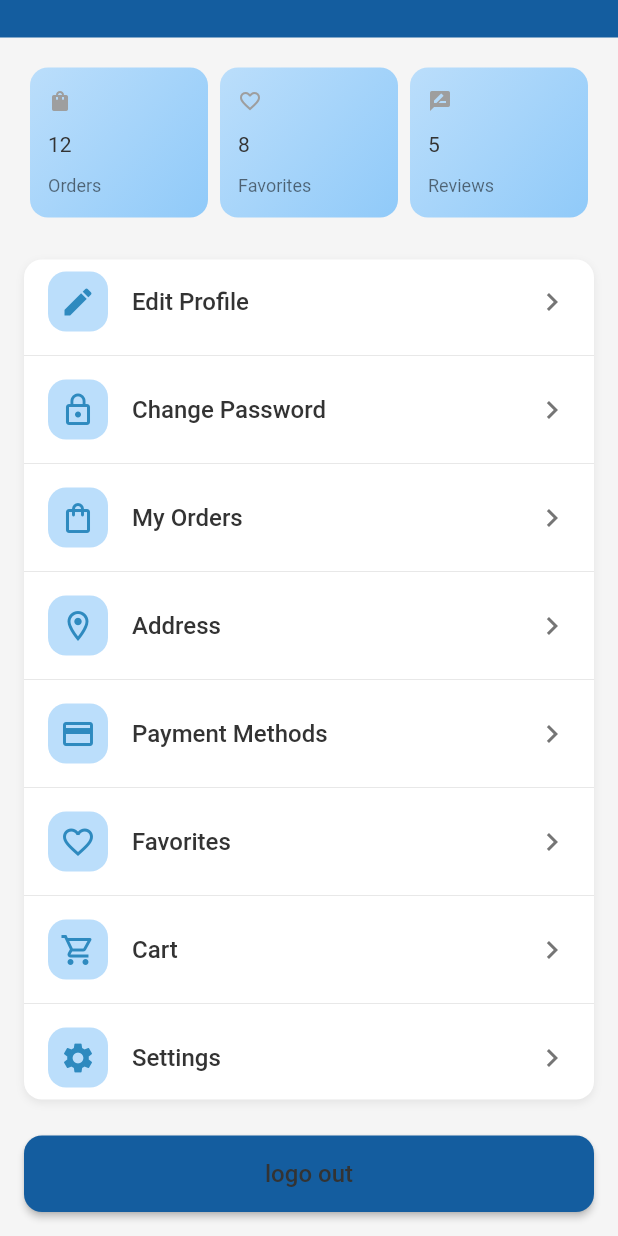
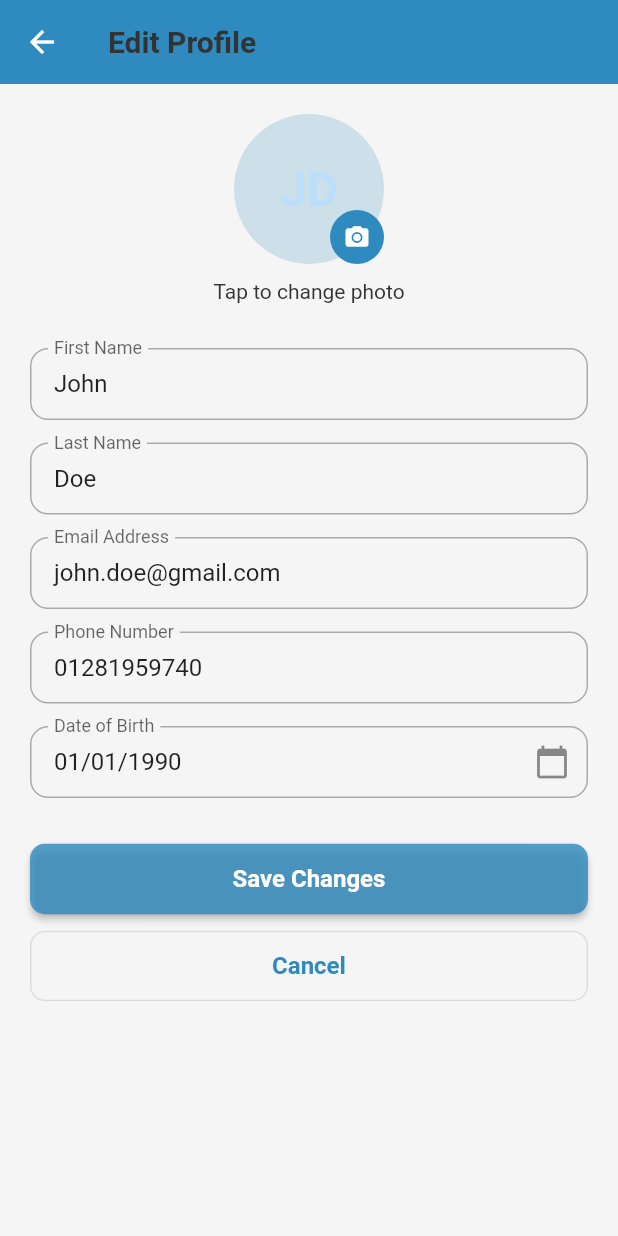
Before and after one commit to stevenayad/Smart-Care, a Flutter app: the ProfileScreen screen opened directly, scrolled down 181 dp, after a tap on "Edit Profile", on a phone screen of 412 x 824 dp. Run offline on Flutter 3.47's test engine with Material 3 defaults, Android fonts, the phone set to English and light mode, and no system bars; our stand-ins replace device_preview, dotted_border; network calls fail.

Commit message:
make edit profile ui sceen

```diff
--- /dev/null
+++ b/lib/features/profile/presentation/views/edit_profile_screen.dart
@@ -0,0 +1,88 @@
+import 'package:flutter/material.dart';
+import 'package:smartcare/features/profile/presentation/views/widget/edit%20profile%20widgets/edit_profile_action_buttons.dart';
+import 'package:smartcare/features/profile/presentation/views/widget/edit%20profile%20widgets/edit_profile_image_picker.dart';
+import 'package:smartcare/features/profile/presentation/views/widget/edit%20profile%20widgets/profile_form_fields.dart';
+
+class EditProfileScreen extends StatefulWidget {
+  const EditProfileScreen({super.key});
+
+  @override
+  State<EditProfileScreen> createState() => _EditProfileScreenState();
+}
+
+class _EditProfileScreenState extends State<EditProfileScreen> {
+  final _formKey = GlobalKey<FormState>();
+
+  final _firstNameController = TextEditingController(text: 'John');
+  final _lastNameController = TextEditingController(text: 'Doe');
+  final _emailController = TextEditingController(text: 'john.doe@gmail.com');
+  final _phoneController = TextEditingController(text: '01281959740');
+  final _dobController = TextEditingController(text: '01/01/1990');
+
+  @override
+  void dispose() {
+    _firstNameController.dispose();
+    _lastNameController.dispose();
+    _emailController.dispose();
+    _phoneController.dispose();
+    _dobController.dispose();
+    super.dispose();
+  }
+
+  void _onSave() {
+    if (_formKey.currentState!.validate()) {
+      ScaffoldMessenger.of(context).showSnackBar(
+        const SnackBar(
+          content: Text('Profile saved successfully!'),
+          backgroundColor: Colors.green,
+          behavior: SnackBarBehavior.floating,
+        ),
+      );
+    } else {
+      ScaffoldMessenger.of(context).showSnackBar(
+        const SnackBar(
+          content: Text('Please fix the errors before saving.'),
+          backgroundColor: Colors.redAccent,
+          behavior: SnackBarBehavior.floating,
+        ),
+      );
+    }
+  }
+
+  void _onCancel() => Navigator.pop(context);
+
+  @override
+  Widget build(BuildContext context) {
+    final colorScheme = Theme.of(context).colorScheme;
+
+    return Scaffold(
+      appBar: AppBar(
+        title: const Text('Edit Profile'),
+        backgroundColor: colorScheme.primary,
+        foregroundColor: Colors.white,
+        elevation: 0,
+      ),
+      body: SingleChildScrollView(
+        padding: const EdgeInsets.all(20),
+        child: Form(
+          key: _formKey,
+          child: Column(
+            children: [
+              const EditProfileImagePicker(),
+              const SizedBox(height: 30),
+              ProfileFormFields(
+                firstNameController: _firstNameController,
+                lastNameController: _lastNameController,
+                emailController: _emailController,
+                phoneController: _phoneController,
+                dobController: _dobController,
+              ),
+              const SizedBox(height: 30),
+              EditProfileActionButtons(onSave: _onSave, onCancel: _onCancel),
+            ],
+          ),
+        ),
+      ),
+    );
+  }
+}
--- /dev/null
+++ b/lib/features/profile/presentation/views/widget/edit profile widgets/edit_profile_action_buttons.dart
@@ -0,0 +1,56 @@
+import 'package:flutter/material.dart';
+
+class EditProfileActionButtons extends StatelessWidget {
+  final VoidCallback onSave;
+  final VoidCallback onCancel;
+
+  const EditProfileActionButtons({
+    super.key,
+    required this.onSave,
+    required this.onCancel,
+  });
+
+  @override
+  Widget build(BuildContext context) {
+    final colorScheme = Theme.of(context).colorScheme;
+
+    return Column(
+      children: [
+        SizedBox(
+          width: double.infinity,
+          child: ElevatedButton(
+            onPressed: onSave,
+            style: ElevatedButton.styleFrom(
+              backgroundColor: colorScheme.primary.withOpacity(0.8),
+              padding: const EdgeInsets.symmetric(vertical: 14),
+              shape: RoundedRectangleBorder(
+                borderRadius: BorderRadius.circular(10),
+              ),
+            ),
+            child: const Text(
+              'Save Changes',
+              style: TextStyle(fontSize: 16, fontWeight: FontWeight.w600),
+            ),
+          ),
+        ),
+        const SizedBox(height: 10),
+        SizedBox(
+          width: double.infinity,
+          child: OutlinedButton(
+            onPressed: onCancel,
+            style: OutlinedButton.styleFrom(
+              padding: const EdgeInsets.symmetric(vertical: 14),
+              shape: RoundedRectangleBorder(
+                borderRadius: BorderRadius.circular(10),
+              ),
+            ),
+            child: const Text(
+              'Cancel',
+              style: TextStyle(fontSize: 16, fontWeight: FontWeight.w600),
+            ),
+          ),
+        ),
+      ],
+    );
+  }
+}
--- /dev/null
+++ b/lib/features/profile/presentation/views/widget/edit profile widgets/edit_profile_image_picker.dart
@@ -0,0 +1,47 @@
+import 'package:flutter/material.dart';
+
+class EditProfileImagePicker extends StatelessWidget {
+  const EditProfileImagePicker({super.key});
+
+  @override
+  Widget build(BuildContext context) {
+    final colorScheme = Theme.of(context).colorScheme;
+
+    return Column(
+      children: [
+        Stack(
+          children: [
+            CircleAvatar(
+              radius: 50,
+              backgroundColor: colorScheme.primary.withOpacity(0.2),
+              child: const Text(
+                'JD',
+                style: TextStyle(fontSize: 32, fontWeight: FontWeight.bold),
+              ),
+            ),
+            Positioned(
+              bottom: 0,
+              right: 0,
+              child: CircleAvatar(
+                backgroundColor: colorScheme.primary,
+                radius: 18,
+                child: Icon(
+                  Icons.camera_alt,
+                  color: colorScheme.surface,
+                  size: 18,
+                ),
+              ),
+            ),
+          ],
+        ),
+        const SizedBox(height: 10),
+        Text(
+          'Tap to change photo',
+          style: Theme.of(
+            context,
+          ).textTheme.bodyMedium?.copyWith(color: colorScheme.onSurface),
+        ),
+      ],
+    );
+  }
+}
--- /dev/null
+++ b/lib/features/profile/presentation/views/widget/edit profile widgets/edit_profile_text_field.dart
@@ -0,0 +1,52 @@
+import 'package:flutter/material.dart';
+
+class EditProfileTextField extends StatelessWidget {
+  final String label;
+  final TextEditingController controller;
+  final TextInputType? keyboardType;
+  final bool readOnly;
+  final Widget? suffixIcon;
+  final VoidCallback? onTap;
+  final String? Function(String?)? validator;
+
+  const EditProfileTextField({
+    super.key,
+    required this.label,
+    required this.controller,
+    this.keyboardType,
+    this.readOnly = false,
+    this.suffixIcon,
+    this.onTap,
+    this.validator,
+  });
+
+  @override
+  Widget build(BuildContext context) {
+    final colorScheme = Theme.of(context).colorScheme;
+
+    return TextFormField(
+      controller: controller,
+      keyboardType: keyboardType,
+      readOnly: readOnly,
+      onTap: onTap,
+      validator: validator,
+      decoration: InputDecoration(
+        labelText: label,
+        suffixIcon: suffixIcon,
+        border: OutlineInputBorder(borderRadius: BorderRadius.circular(12)),
+        focusedBorder: OutlineInputBorder(
+          borderSide: BorderSide(color: colorScheme.primary, width: 2),
+          borderRadius: BorderRadius.circular(12),
+        ),
+        errorBorder: OutlineInputBorder(
+          borderSide: BorderSide(color: Colors.redAccent, width: 1.5),
+          borderRadius: BorderRadius.circular(12),
+        ),
+        contentPadding: const EdgeInsets.symmetric(
+          horizontal: 16,
+          vertical: 14,
+        ),
+      ),
+    );
+  }
+}
--- /dev/null
+++ b/lib/features/profile/presentation/views/widget/edit profile widgets/profile_form_fields.dart
@@ -0,0 +1,87 @@
+import 'package:flutter/material.dart';
+import 'package:smartcare/features/profile/presentation/views/widget/edit%20profile%20widgets/edit_profile_text_field.dart';
+
+class ProfileFormFields extends StatelessWidget {
+  final TextEditingController firstNameController;
+  final TextEditingController lastNameController;
+  final TextEditingController emailController;
+  final TextEditingController phoneController;
+  final TextEditingController dobController;
+
+  const ProfileFormFields({
+    super.key,
+    required this.firstNameController,
+    required this.lastNameController,
+    required this.emailController,
+    required this.phoneController,
+    required this.dobController,
+  });
+
+  @override
+  Widget build(BuildContext context) {
+    return Column(
+      children: [
+        EditProfileTextField(
+          label: 'First Name',
+          controller: firstNameController,
+          validator: (value) =>
+              value == null || value.isEmpty ? 'First name required' : null,
+        ),
+        const SizedBox(height: 15),
+        EditProfileTextField(
+          label: 'Last Name',
+          controller: lastNameController,
+          validator: (value) =>
+              value == null || value.isEmpty ? 'Last name required' : null,
+        ),
+        const SizedBox(height: 15),
+        EditProfileTextField(
+          label: 'Email Address',
+          controller: emailController,
+          keyboardType: TextInputType.emailAddress,
+          validator: (value) {
+            if (value == null || value.isEmpty) return 'Email required';
+            final emailRegex = RegExp(r'^[\w-\.]+@([\w-]+\.)+[\w-]{2,4}$');
+            return emailRegex.hasMatch(value)
+                ? null
+                : 'Enter a valid email address';
+          },
+        ),
+        const SizedBox(height: 15),
+        EditProfileTextField(
+          label: 'Phone Number',
+          controller: phoneController,
+          keyboardType: TextInputType.phone,
+          validator: (value) {
+            if (value == null || value.isEmpty) return 'Phone number required';
+            final phoneRegex = RegExp(r'^\+?\d[\d\s\-\(\)]{7,}$');
+            return phoneRegex.hasMatch(value)
+                ? null
+                : 'Enter a valid phone number';
+          },
+        ),
+        const SizedBox(height: 15),
+        EditProfileTextField(
+          label: 'Date of Birth',
+          controller: dobController,
+          readOnly: true,
+          suffixIcon: const Icon(Icons.calendar_today),
+          onTap: () async {
+            final picked = await showDatePicker(
+              context: context,
+              initialDate: DateTime(1990, 1, 1),
+              firstDate: DateTime(1900),
+              lastDate: DateTime.now(),
+            );
+            if (picked != null) {
+              dobController.text =
+                  '${picked.day.toString().padLeft(2, '0')}/${picked.month.toString().padLeft(2, '0')}/${picked.year}';
+            }
+          },
+          validator: (value) =>
+              value == null || value.isEmpty ? 'Date of birth required' : null,
+        ),
+      ],
+    );
+  }
+}
--- a/lib/features/profile/presentation/views/widget/last_section.dart
+++ b/lib/features/profile/presentation/views/widget/last_section.dart
@@ -1,5 +1,6 @@
 import 'package:flutter/material.dart';
 import 'package:smartcare/features/profile/presentation/views/address_screen.dart';
+import 'package:smartcare/features/profile/presentation/views/edit_profile_screen.dart';
 
 import 'package:smartcare/features/profile/presentation/views/widget/build_navagationtitle.dart';
 
@@ -26,7 +27,12 @@ class LastSection extends StatelessWidget {
             context,
             'Edit Profile',
             Icons.edit,
-            onTap: () {},
+            onTap: () {
+              Navigator.push(
+                context,
+                MaterialPageRoute(builder: (context) => EditProfileScreen()),
+              );
+            },
           ),
           Divider(thickness: 0.5),
           buildNavagationtitle(
--- a/lib/main.dart
+++ b/lib/main.dart
@@ -2,7 +2,8 @@ import 'package:device_preview/device_preview.dart';
 import 'package:flutter/foundation.dart';
 import 'package:flutter/material.dart';
 import 'package:smartcare/core/app_theme.dart';
-import 'package:smartcare/features/auth/presentation/login/veiws/login_screen.dart';
+// import 'package:smartcare/features/auth/presentation/login/veiws/login_screen.dart';
+import 'package:smartcare/features/profile/presentation/views/profile_screen.dart';
 void main() => runApp(
   DevicePreview(
     enabled: !kReleaseMode,
@@ -21,7 +22,7 @@ class SmartCare extends StatelessWidget {
       debugShowCheckedModeBanner: false,
       themeMode: ThemeMode.system,
       theme: AppThemes.lightTheme,
-      home: LoginScreen(),
+      home: ProfileScreen(),
     );
   }
 }
```
